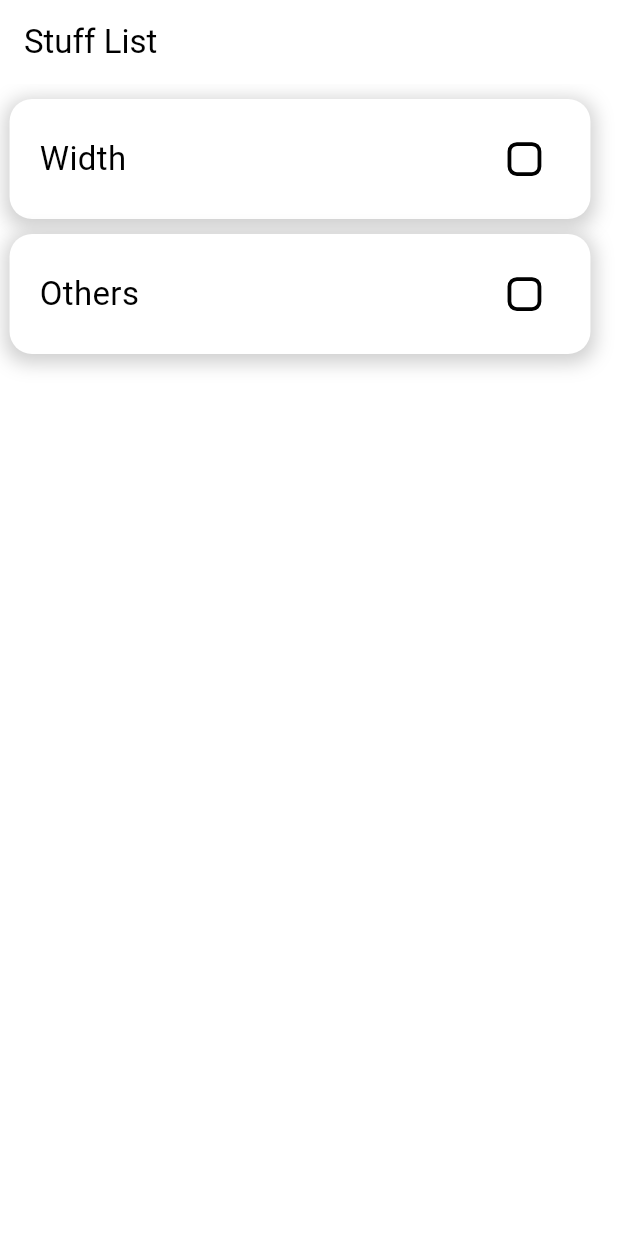
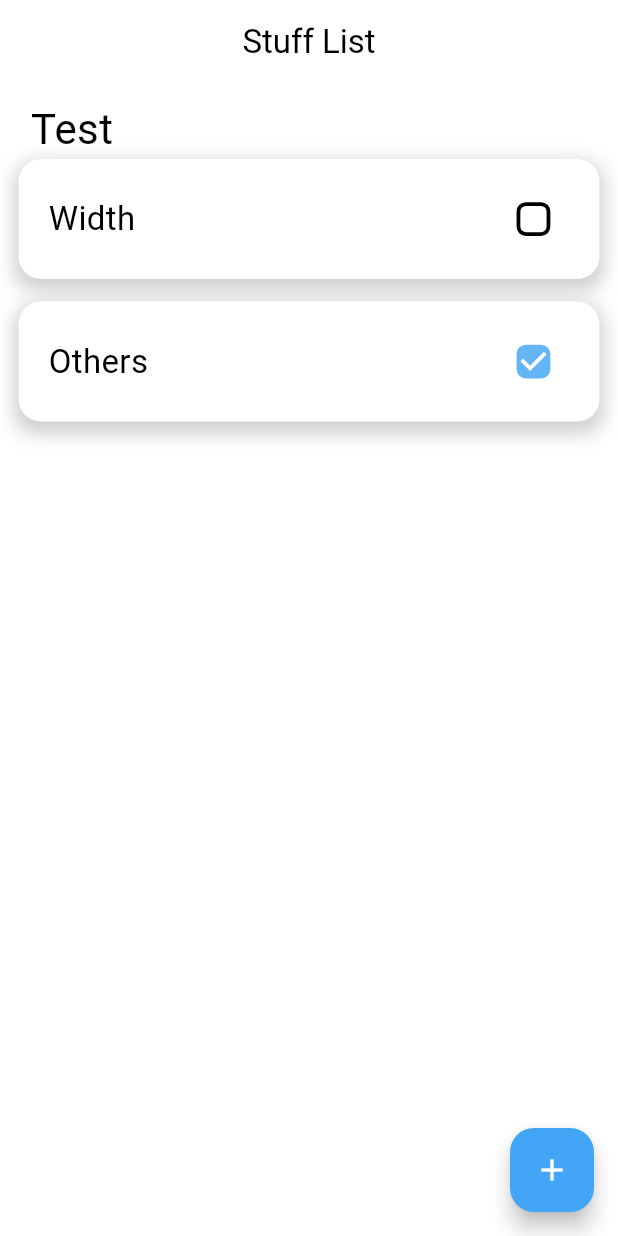
Before and after one commit to SpringHan/things_i_need, a Flutter app: the screen it shows after launch, on a phone screen of 412 x 824 dp. Run offline on Flutter 3.47's test engine with Material 3 defaults, Android fonts, the phone set to English and light mode, and no system bars; our stand-ins replace adaptive_theme.

Commit message:
Finished basic ui

```diff
--- /dev/null
+++ b/lib/components/things_add_button.dart
@@ -0,0 +1,23 @@
+import 'package:flutter/material.dart';
+import '../theme/theme.dart';
+
+class ThingsAddButton extends StatelessWidget {
+  const ThingsAddButton({super.key});
+
+  @override
+  Widget build(BuildContext context) {
+    return FloatingActionButton(
+      foregroundColor: floatingButtonColors.fetch(
+        item: "foregroundColor",
+        brightness: Theme.of(context).brightness.name,
+      ),
+      backgroundColor: floatingButtonColors.fetch(
+        item: "backgroundColor",
+        brightness: Theme.of(context).brightness.name,
+      ),
+      onPressed: () {
+      },
+      child: const Icon(Icons.add),
+    );
+  }
+}
--- a/lib/components/things_card.dart
+++ b/lib/components/things_card.dart
@@ -5,26 +5,29 @@ class ThingsCard extends StatefulWidget {
   const ThingsCard({
       super.key,
       required this.thing,
+      required this.haveBeenCheck,
   });
 
   final String thing;
+  final bool haveBeenCheck;
 
   @override
   State<ThingsCard> createState() => _ThingsCardState();
 }
 
 class _ThingsCardState extends State<ThingsCard> {
-  bool isChecked = false;
+  bool? isChecked;
 
   @override
   Widget build(BuildContext context) {
     var deviceWidth = MediaQuery.of(context).size.width;
+    isChecked = isChecked ?? widget.haveBeenCheck;
 
     return Container(
       width: deviceWidth * 0.94,
       height: 80,
       margin: const EdgeInsets.only(
-        top: 10,
+        bottom: 15,
       ),
       decoration: BoxDecoration(
         color: Theme.of(context).colorScheme.primary,
@@ -34,7 +37,7 @@ class _ThingsCardState extends State<ThingsCard> {
             color: Theme.of(context).colorScheme.shadow,
             spreadRadius: 3,
             blurRadius: 10,
-            offset: const Offset(0, 3),
+            offset: const Offset(0, 5),
           ),
         ],
       ),
--- a/lib/components/things_list.dart
+++ b/lib/components/things_list.dart
@@ -9,18 +9,34 @@ class ThingsList extends StatelessWidget {
   });
 
   final String thingsFor;
-  final List<String> things;
+  final Map<String, bool> things;
 
   @override
   Widget build(BuildContext context) {
-    return ListView.builder(
-      itemCount: things.length,
-      itemBuilder: (context, idx) {
-        return Align(
-          alignment: Alignment.center,
-          child: ThingsCard(thing: things[idx]),
-        );
-      },
+    var screenWidth = MediaQuery.of(context).size.width;
+    var cardList = things.entries.map((thing) => ThingsCard(
+        thing: thing.key,
+        haveBeenCheck: thing.value,
+    )).toList();
+
+    return Column(
+      children: [
+        Container(
+          alignment: Alignment.centerLeft,
+          padding: EdgeInsets.only(
+            left: 0.05 * screenWidth,
+            top: 10,
+          ),
+          child: Text(
+            thingsFor,
+            style: const TextStyle(
+              fontSize: 28,
+              fontWeight: FontWeight.w400,
+            ),
+            textAlign: TextAlign.left,
+          ),
+        ), ...cardList,
+      ],
     );
   }
 }
--- /dev/null
+++ b/lib/handle_things.dart
@@ -0,0 +1,14 @@
+import 'package:path_provider/path_provider.dart';
+import 'dart:io';
+
+base class ThingData {
+  ThingData({
+      required this.name,
+      required this.date,
+      required this.checked,
+  });
+
+  String? name;
+  DateTime? date;
+  bool? checked;
+}
--- a/lib/main.dart
+++ b/lib/main.dart
@@ -1,6 +1,6 @@
 import 'package:flutter/material.dart';
 import 'package:adaptive_theme/adaptive_theme.dart';
-import 'pages/mainPage.dart';
+import 'pages/main_page.dart';
 import 'theme/theme.dart';
 
 void main() {
@@ -10,8 +10,6 @@ void main() {
 class MyApp extends StatelessWidget {
   const MyApp({super.key});
 
-  final String title = "Stuff List";
-
   @override
   Widget build(BuildContext context) {
     return AdaptiveTheme(
@@ -20,15 +18,10 @@ class MyApp extends StatelessWidget {
       initial: AdaptiveThemeMode.system,
       builder: (theme, darkTheme) => MaterialApp(
         debugShowCheckedModeBanner: false,
-        title: title,
+        title: "Stuff List",
         theme: theme,
         darkTheme: darkTheme,
-        home: Scaffold(
-          appBar: AppBar(
-            title: Text(title),
-          ),
-          body: const HomePage(),
-        ),
+        home: HomePage(),
       ),
     );
   }
--- a/lib/pages/mainPage.dart
+++ /dev/null
@@ -1,17 +0,0 @@
-import 'package:flutter/material.dart';
-import '../components/things_list.dart';
-
-class HomePage extends StatelessWidget {
-  const HomePage({super.key});
-
-  @override
-  Widget build(BuildContext context) {
-    return Container(
-      width: 400,
-      child: ThingsList(
-        thingsFor: "Test",
-        things: ["Width", "Others"],
-      ),
-    );
-  }
-}
--- /dev/null
+++ b/lib/pages/main_page.dart
@@ -0,0 +1,31 @@
+import 'package:flutter/material.dart';
+import '../components/things_list.dart';
+import '../components/things_add_button.dart';
+
+class HomePage extends StatelessWidget {
+  const HomePage({super.key});
+
+  @override
+  Widget build(BuildContext context) {
+    return Scaffold(
+      appBar: AppBar(
+        title: Container(
+          alignment: Alignment.center,
+          child: const Text("Stuff List"),
+        ),
+      ),
+      body: ListView(
+        children: const [
+          ThingsList(
+            thingsFor: "Test",
+            things: {
+              "Width": false,
+              "Others": true,
+            },
+          ),
+        ],
+      ),
+      floatingActionButton: ThingsAddButton(),
+    );
+  }
+}
--- a/lib/theme/theme.dart
+++ b/lib/theme/theme.dart
@@ -4,9 +4,9 @@ import 'package:flutter/material.dart';
 ThemeData lightMode = ThemeData(
   brightness: Brightness.light,
   colorScheme: ColorScheme.light(
-    background: Colors.grey.shade300,
+    background: Colors.grey.shade200,
     primary: Colors.white,
-    secondary: Colors.grey.shade200,
+    secondary: Colors.grey.shade100,
     shadow: Colors.grey.withOpacity(0.5),
   ),
 );
@@ -35,3 +35,14 @@ final checkBoxColors = <String, Map<String, Color>> {
     "dark": Colors.grey.shade400,
   },
 };
+
+final floatingButtonColors = <String, Map<String, Color>> {
+  "backgroundColor": {
+    "light": Colors.blue.shade400,
+    "dark": Colors.blue.shade900,
+  },
+  "foregroundColor": {
+    "light": Colors.white,
+    "dark": Colors.black,
+  },
+};
--- a/pubspec.yaml
+++ b/pubspec.yaml
@@ -36,6 +36,7 @@ dependencies:
   # Use with the CupertinoIcons class for iOS style icons.
   cupertino_icons: ^1.0.2
   adaptive_theme: ^3.5.0
+  path_provider: ^2.1.2
 
 dev_dependencies:
   flutter_test:
```
Also changed, not shown: pubspec.lock.
